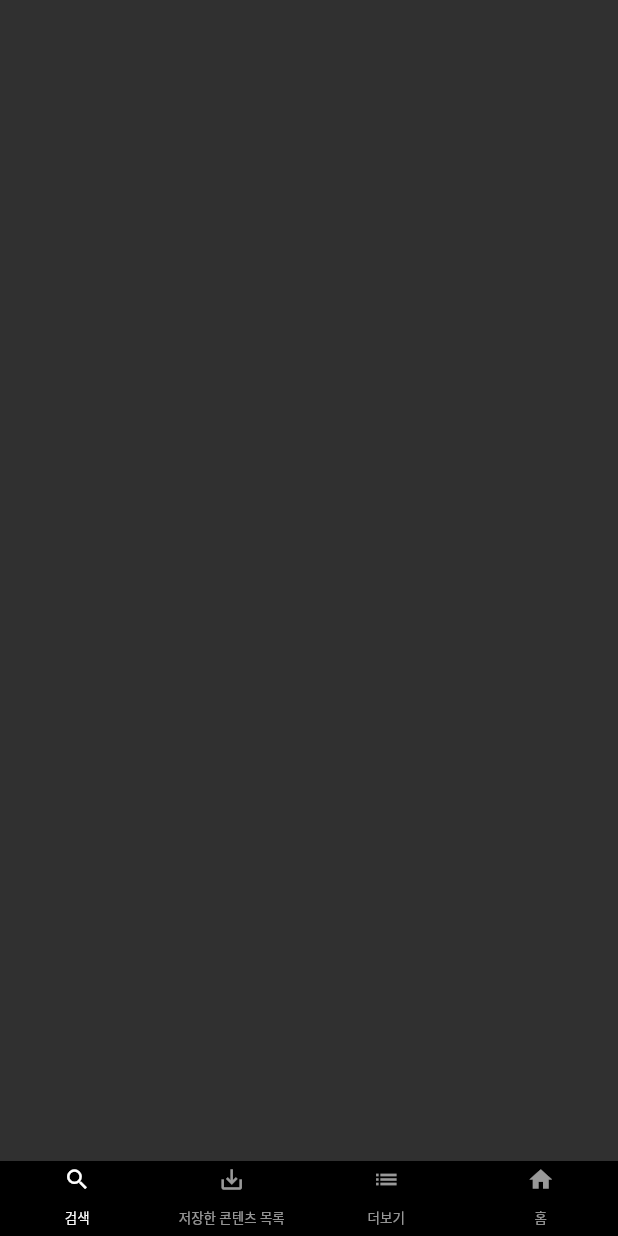
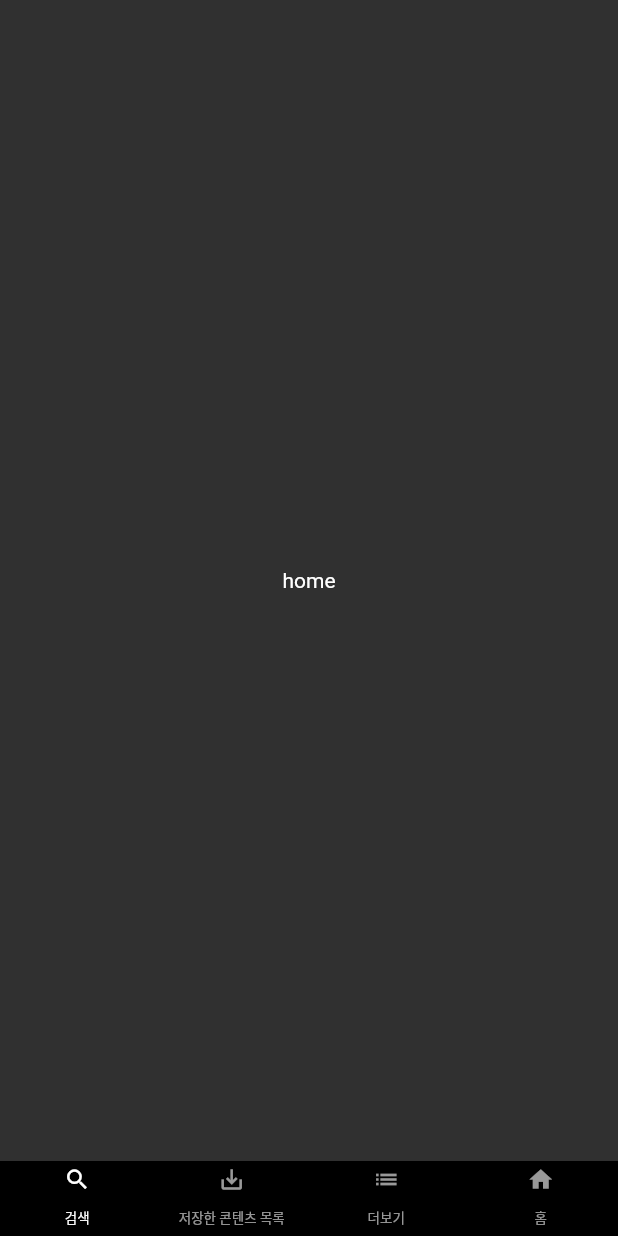
Before and after one commit to jeongminiii/netflix_clone, a Flutter app: the screen it shows after launch, on a phone screen of 412 x 824 dp. Run offline on Flutter 3.47's test engine with Material 2 defaults, Android fonts, the phone set to English and light mode, and no system bars.

Commit message:
home 추가

```diff
--- a/lib/main.dart
+++ b/lib/main.dart
@@ -1,4 +1,5 @@
 import 'package:flutter/material.dart';
+import 'package:netflix_clone/screen/home_screen.dart';
 import 'package:netflix_clone/widget/bottom_bar.dart';
 
 void main() => runApp(const MyApp());
@@ -28,13 +29,25 @@ class _MyAppState extends State<MyApp> {
         length: 4, //메뉴 개수
         child: Scaffold(
           body: TabBarView(
+            physics: const NeverScrollableScrollPhysics(),
             //사용자가 직접 스크롤하는 것을 막는 코드
-            physics: const NeverScrollableScrollPhysics(),
             children: <Widget>[
-              Container(),
-              Container(),
-              Container(),
-              Container(),
+              const HomeScreen(),
+              Container(
+                child: const Center(
+                  child: Text('2'),
+                ),
+              ),
+              Container(
+                child: const Center(
+                  child: Text('3'),
+                ),
+              ),
+              Container(
+                child: const Center(
+                  child: Text('4'),
+                ),
+              ),
             ],
           ),
           bottomNavigationBar: const Bottom(),
--- /dev/null
+++ b/lib/screen/home_screen.dart
@@ -0,0 +1,24 @@
+import 'package:flutter/material.dart';
+
+class HomeScreen extends StatefulWidget {
+  const HomeScreen({super.key});
+
+  @override
+  _HomeScreenState createState() => _HomeScreenState();
+}
+
+class _HomeScreenState extends State<HomeScreen> {
+  @override
+  void initState() {
+    super.initState();
+  }
+
+  @override
+  Widget build(BuildContext context) {
+    return Container(
+      child: const Center(
+        child: Text('home'),
+      ),
+    );
+  }
+}
```
